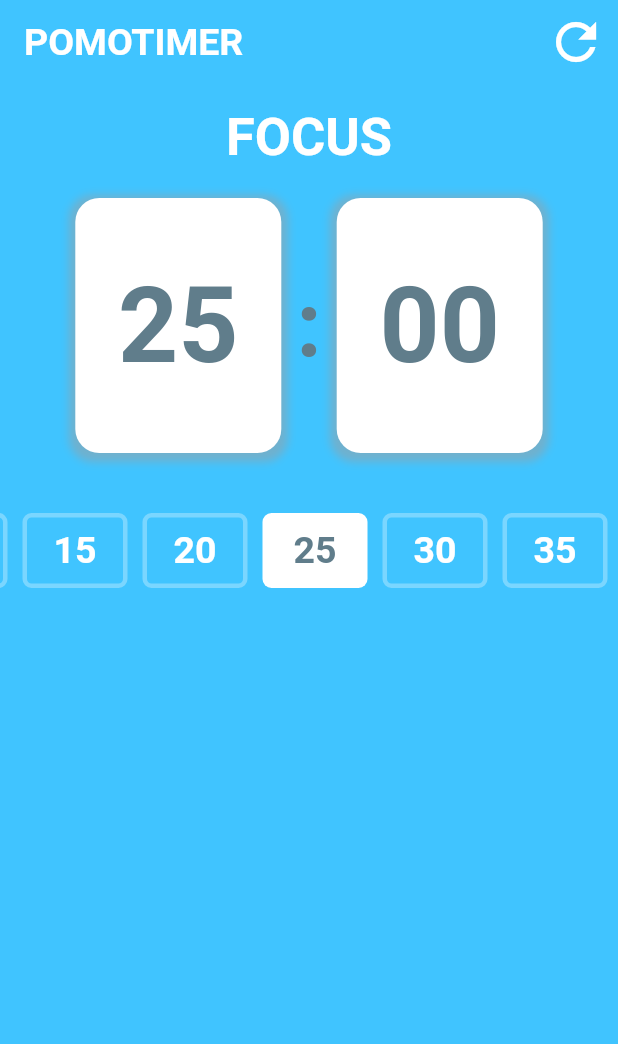
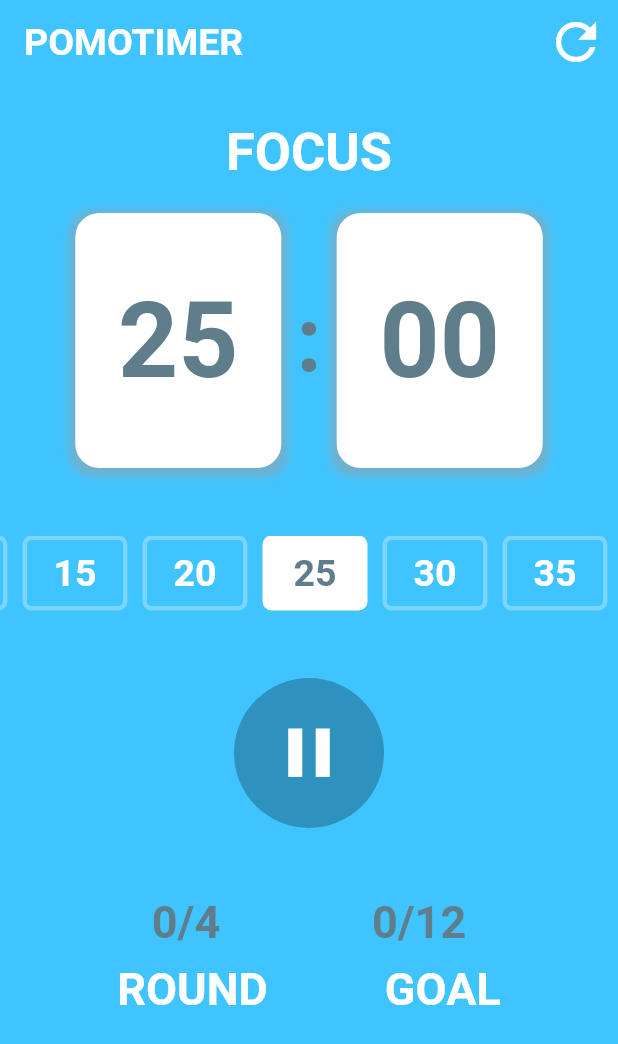
Before and after one commit to igorurbaniak/pomodoro_timer_app, a Flutter app: the screen it shows after launch, on a phone screen of 412 x 824 dp. Shown: the top 1044 px of the screen. Run offline on Flutter 3.47's test engine with Material 2 defaults, Android fonts, the phone set to English and light mode, and no system bars; our stand-ins replace google_fonts.

Commit message:
Add pause/play button and progress widget

```diff
--- a/lib/pomodoro_screen.dart
+++ b/lib/pomodoro_screen.dart
@@ -1,5 +1,7 @@
 import 'package:flutter/material.dart';
 import 'package:google_fonts/google_fonts.dart';
+import 'package:pomodoro_timer_app/widgets/progress.dart';
+import 'package:pomodoro_timer_app/widgets/timecontroller.dart';
 import 'package:pomodoro_timer_app/widgets/timeoptions.dart';
 import 'package:pomodoro_timer_app/widgets/timercard.dart';
 
@@ -37,10 +39,14 @@ class PomodoroScreen extends StatelessWidget {
           alignment: Alignment.center,
           child: Column(
             children: [
-              const SizedBox(height: 15),
+              const SizedBox(height: 25),
               const TimerCard(),
-              const SizedBox(height: 40),
+              const SizedBox(height: 45),
               TimeOptions(),
+              const SizedBox(height: 45),
+              TimeController(),
+              const SizedBox(height: 45),
+              const ProgressWidget(),
             ],
           ),
         ),
--- /dev/null
+++ b/lib/widgets/progress.dart
@@ -0,0 +1,57 @@
+import 'package:flutter/material.dart';
+import 'package:google_fonts/google_fonts.dart';
+
+class ProgressWidget extends StatelessWidget {
+  const ProgressWidget({Key? key}) : super(key: key);
+
+  @override
+  Widget build(BuildContext context) {
+    return Column(
+      children: [
+        Row(
+          mainAxisAlignment: MainAxisAlignment.spaceEvenly,
+          children: [
+            Text(
+              '0/4',
+              style: GoogleFonts.carterOne(
+                fontSize: 30,
+                color: Colors.blueGrey,
+                fontWeight: FontWeight.bold,
+              ),
+            ),
+            Text(
+              '0/12',
+              style: GoogleFonts.carterOne(
+                fontSize: 30,
+                color: Colors.blueGrey,
+                fontWeight: FontWeight.bold,
+              ),
+            ),
+          ],
+        ),
+        const SizedBox(height: 10),
+        Row(
+          mainAxisAlignment: MainAxisAlignment.spaceEvenly,
+          children: [
+            Text(
+              'ROUND',
+              style: GoogleFonts.carterOne(
+                fontSize: 30,
+                color: Colors.white,
+                fontWeight: FontWeight.bold,
+              ),
+            ),
+            Text(
+              'GOAL',
+              style: GoogleFonts.carterOne(
+                fontSize: 30,
+                color: Colors.white,
+                fontWeight: FontWeight.bold,
+              ),
+            ),
+          ],
+        ),
+      ],
+    );
+  }
+}
--- /dev/null
+++ b/lib/widgets/timecontroller.dart
@@ -0,0 +1,30 @@
+import 'package:flutter/material.dart';
+
+class TimeController extends StatefulWidget {
+  TimeController({Key? key}) : super(key: key);
+
+  @override
+  State<TimeController> createState() => _TimeControllerState();
+}
+
+class _TimeControllerState extends State<TimeController> {
+  @override
+  Widget build(BuildContext context) {
+    return Container(
+      width: 100,
+      height: 100,
+      decoration: const BoxDecoration(
+        color: Colors.black26,
+        shape: BoxShape.circle,
+      ),
+      child: Center(
+        child: IconButton(
+          icon: const Icon(Icons.pause),
+          onPressed: () {},
+          color: Colors.white,
+          iconSize: 55,
+        ),
+      ),
+    );
+  }
+}
```
